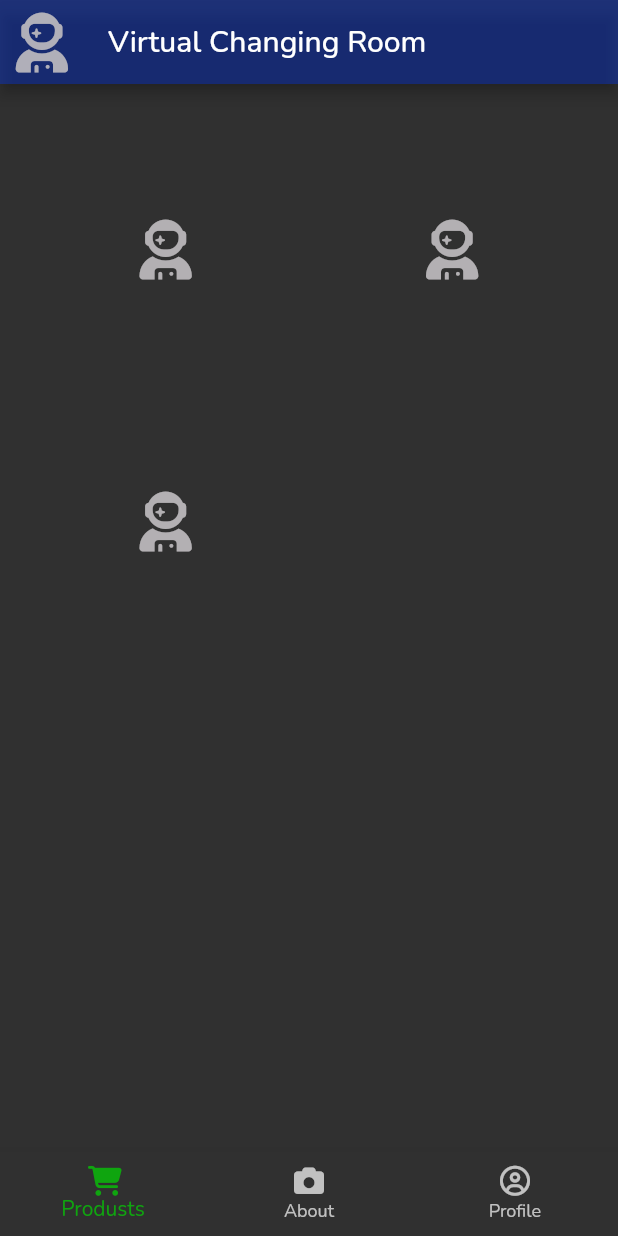
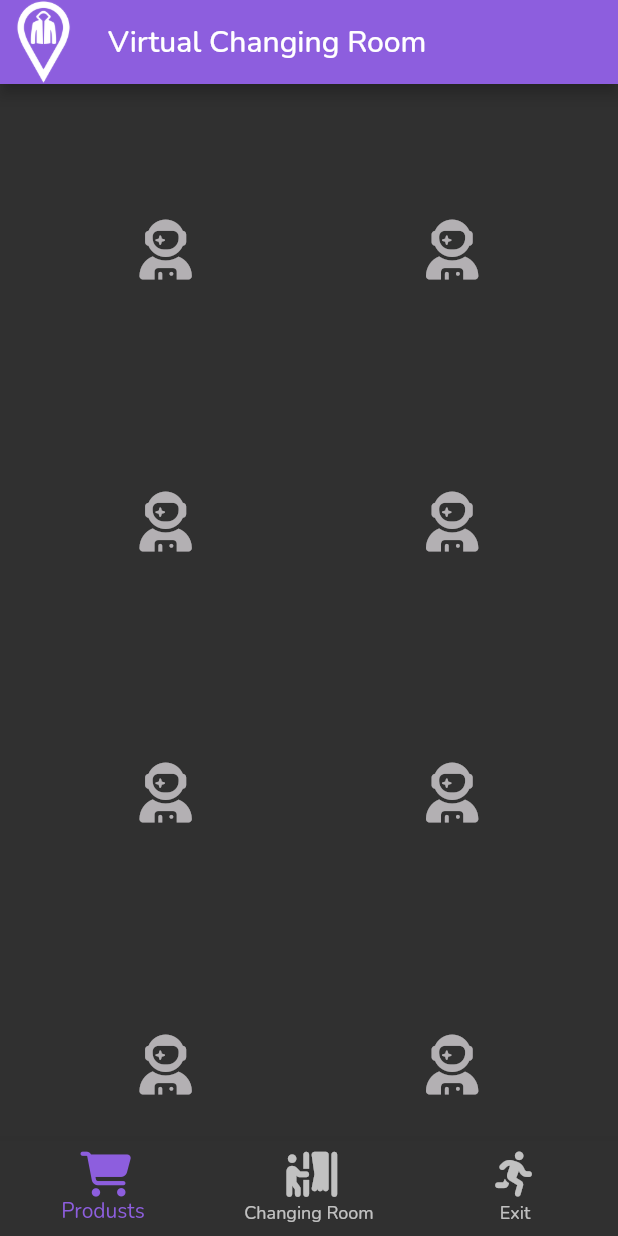
Before and after one commit to pharaaz/VirtualChangingRoom, a Flutter app: the screen it shows once a user with an empty profile is signed in, on a phone screen of 412 x 824 dp. Run offline on Flutter 3.47's test engine with Material 2 defaults, Android fonts, the phone set to English and light mode, and no system bars; our stand-ins replace camera, firebase_auth, firebase_core, font_awesome_flutter, google_fonts; accounts and stored records are empty; network calls fail.

Commit message:
adding in cosmetics

```diff
--- a/myapp/lib/products/products.dart
+++ b/myapp/lib/products/products.dart
@@ -9,13 +9,12 @@ class ProductsScreen extends StatelessWidget {
   Widget build(BuildContext context) {
     return Scaffold(
       appBar: AppBar(
-          backgroundColor: Color.fromARGB(99, 4, 54, 234),
-          leading: IconButton(
-            onPressed: () {},
-            icon: Icon(
-              FontAwesomeIcons.userAstronaut,
-              color: Color.fromARGB(230, 193, 190, 193),
-              size: 40,
+          backgroundColor: Color.fromARGB(255, 141, 94, 222),
+          leading: Container(
+            child: Image.asset(
+              'assets/images/head logo.png',
+              width: 20,
+              height: 20,
             ),
           ),
           title: const Text('Virtual Changing Room')),
@@ -40,6 +39,66 @@ class ProductsScreen extends StatelessWidget {
               color: Color.fromARGB(230, 193, 190, 193),
               size: 40,
             ),
+            Icon(
+              FontAwesomeIcons.userAstronaut,
+              color: Color.fromARGB(230, 193, 190, 193),
+              size: 40,
+            ),
+            Icon(
+              FontAwesomeIcons.userAstronaut,
+              color: Color.fromARGB(230, 193, 190, 193),
+              size: 40,
+            ),
+            Icon(
+              FontAwesomeIcons.userAstronaut,
+              color: Color.fromARGB(230, 193, 190, 193),
+              size: 40,
+            ),
+            Icon(
+              FontAwesomeIcons.userAstronaut,
+              color: Color.fromARGB(230, 193, 190, 193),
+              size: 40,
+            ),
+            Icon(
+              FontAwesomeIcons.userAstronaut,
+              color: Color.fromARGB(230, 193, 190, 193),
+              size: 40,
+            ),
+            Icon(
+              FontAwesomeIcons.userAstronaut,
+              color: Color.fromARGB(230, 193, 190, 193),
+              size: 40,
+            ),
+            Icon(
+              FontAwesomeIcons.userAstronaut,
+              color: Color.fromARGB(230, 193, 190, 193),
+              size: 40,
+            ),
+            Icon(
+              FontAwesomeIcons.userAstronaut,
+              color: Color.fromARGB(230, 193, 190, 193),
+              size: 40,
+            ),
+            Icon(
+              FontAwesomeIcons.userAstronaut,
+              color: Color.fromARGB(230, 193, 190, 193),
+              size: 40,
+            ),
+            Icon(
+              FontAwesomeIcons.userAstronaut,
+              color: Color.fromARGB(230, 193, 190, 193),
+              size: 40,
+            ),
+            Icon(
+              FontAwesomeIcons.userAstronaut,
+              color: Color.fromARGB(230, 193, 190, 193),
+              size: 40,
+            ),
+            Icon(
+              FontAwesomeIcons.userAstronaut,
+              color: Color.fromARGB(230, 193, 190, 193),
+              size: 40,
+            ),
           ]),
       bottomNavigationBar: NavBAr(),
     );
--- a/myapp/lib/profile/profile.dart
+++ b/myapp/lib/profile/profile.dart
@@ -8,10 +8,10 @@ class ProfileScreen extends StatelessWidget {
   Widget build(BuildContext context) {
     return Scaffold(
       appBar: AppBar(
-        title: Text('Bout page'),
+        title: Text('Exit page'),
       ),
       body: ElevatedButton(
-          child: Text('signout'),
+          child: Text('sign out'),
           onPressed: () async {
             await AuthService().signOut();
             Navigator.of(context)
--- a/myapp/lib/shared/bottomNavbar.dart
+++ b/myapp/lib/shared/bottomNavbar.dart
@@ -11,26 +11,26 @@ class NavBAr extends StatelessWidget {
         BottomNavigationBarItem(
           icon: Icon(
             FontAwesomeIcons.cartShopping,
-            size: 20,
+            size: 30,
           ),
           label: 'Produsts',
         ),
         BottomNavigationBarItem(
           icon: Icon(
-            FontAwesomeIcons.camera,
-            size: 20,
+            FontAwesomeIcons.personBooth,
+            size: 30,
           ),
-          label: 'About',
+          label: 'Changing Room',
         ),
         BottomNavigationBarItem(
           icon: Icon(
-            FontAwesomeIcons.circleUser,
-            size: 20,
+            FontAwesomeIcons.personRunning,
+            size: 30,
           ),
-          label: 'Profile',
+          label: 'Exit',
         ),
       ],
-      fixedColor: Color.fromARGB(255, 15, 165, 15),
+      fixedColor: Color.fromARGB(255, 141, 94, 222),
       onTap: (int idx) {
         switch (idx) {
           case 0:
--- a/myapp/lib/signin/sign.dart
+++ b/myapp/lib/signin/sign.dart
@@ -1,3 +1,4 @@
+import 'package:firebase_auth/firebase_auth.dart';
 import 'package:flutter/material.dart';
 import 'package:font_awesome_flutter/font_awesome_flutter.dart';
 import 'package:myapp/services/auth.dart';
@@ -11,14 +12,17 @@ class SignInScreen extends StatelessWidget {
   Widget build(BuildContext context) {
     return Scaffold(
       body: Container(
-        padding: const EdgeInsets.all(30),
+        padding: const EdgeInsets.all(10),
         child: Column(
           crossAxisAlignment: CrossAxisAlignment.stretch,
           mainAxisAlignment: MainAxisAlignment.spaceEvenly,
           children: [
-            Icon(
-              FontAwesomeIcons.userAstronaut,
-              size: 200,
+            Flexible(
+              child: Image.asset(
+                'assets/images/logos_white.png',
+                width: 500,
+                height: 500,
+              ),
             ),
             Flexible(
               child: LoginButton(
```
Also changed, not shown: myapp/assets/images/head logo.png (added), myapp/assets/images/logos_white.png (added).
